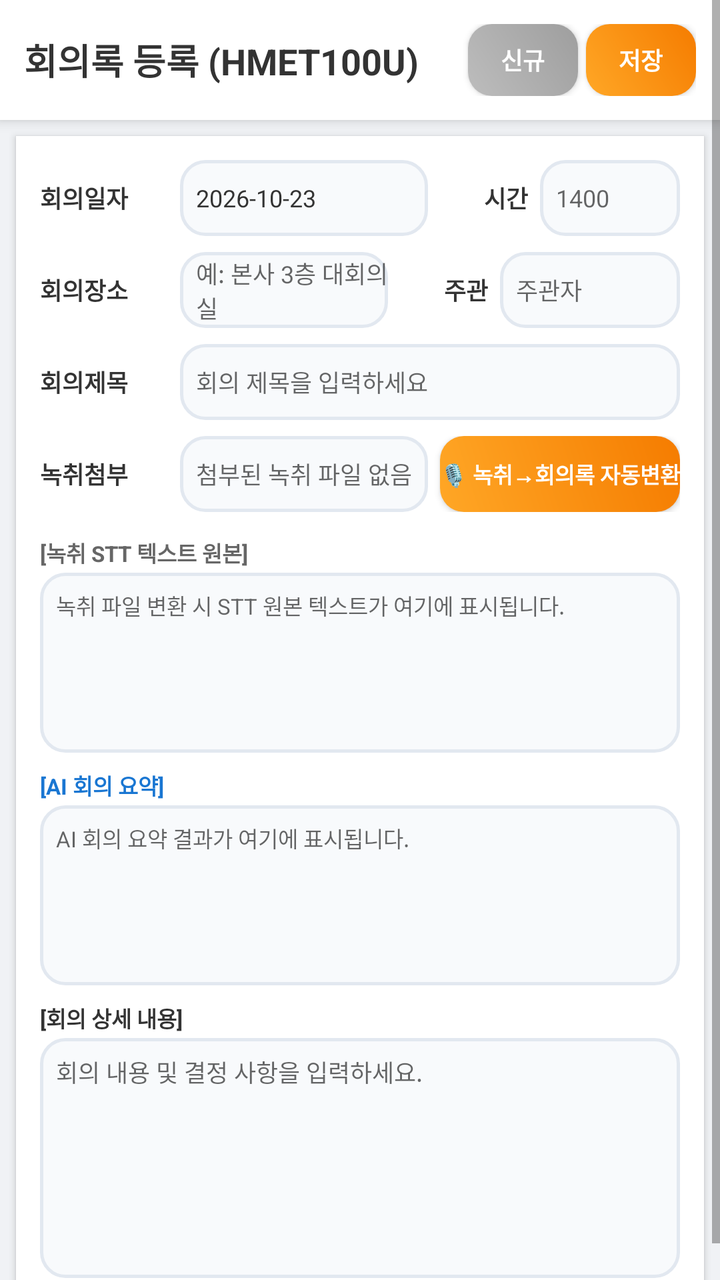
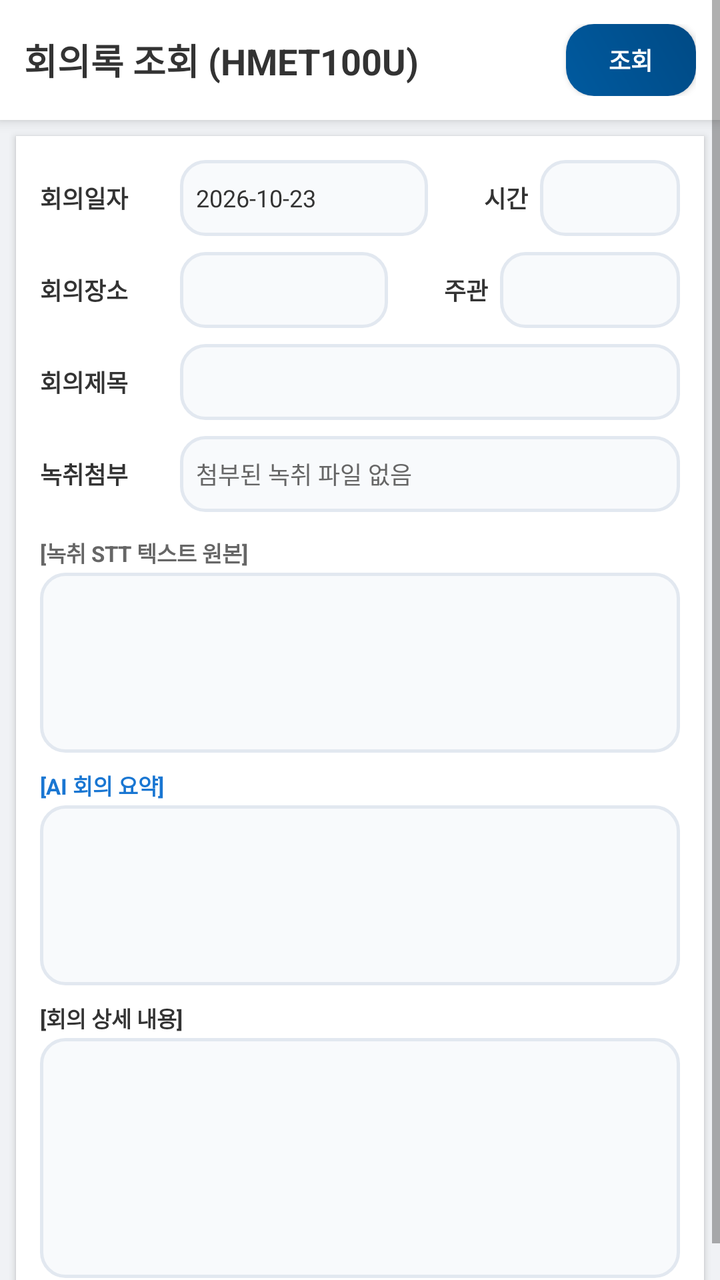

The first picture is an Android layout as it rendered before a commit; the second is the same layout after the commit. The layout source and the unified diff follow.
<!-- AndroidManifest.xml: application theme Theme.SmartERP -->
<!-- res/layout/activity_hmet100u.xml -->
<?xml version="1.0" encoding="utf-8"?>
<ScrollView xmlns:android="http://schemas.android.com/apk/res/android"
    android:layout_width="match_parent"
    android:layout_height="match_parent"
    android:background="#F0F2F5"
    android:fillViewport="true">

    <LinearLayout
        android:layout_width="match_parent"
        android:layout_height="wrap_content"
        android:orientation="vertical"
        android:importantForAutofill="noExcludeDescendants">

        
        <LinearLayout
            android:layout_width="match_parent"
            android:layout_height="wrap_content"
            android:background="#FFFFFF"
            android:padding="12dp"
            android:elevation="4dp"
            android:gravity="center_vertical"
            android:orientation="horizontal">

            <TextView
                android:id="@+id/tvHeaderTitle"
                android:layout_width="0dp"
                android:layout_height="wrap_content"
                android:layout_weight="1"
                android:text="회의록 등록 (HMET100U)"
                android:textSize="18sp"
                android:textStyle="bold"
                android:textColor="#333333"/>

            <androidx.appcompat.widget.AppCompatButton
                android:id="@+id/btnNew"
                android:layout_width="55dp"
                android:layout_height="36dp"
                android:layout_marginEnd="4dp"
                android:background="@drawable/bg_button_gradient_gray"
                android:text="신규"
                android:textColor="#FFFFFF"
                android:textSize="12sp"
                android:textStyle="bold"/>

            <androidx.appcompat.widget.AppCompatButton
                android:id="@+id/btnSave"
                android:layout_width="55dp"
                android:layout_height="36dp"
                android:background="@drawable/bg_button_gradient_orange"
                android:text="저장"
                android:textColor="#FFFFFF"
                android:textSize="12sp"
                android:textStyle="bold"/>
        </LinearLayout>

        
        <LinearLayout
            android:layout_width="match_parent"
            android:layout_height="wrap_content"
            android:orientation="vertical"
            android:padding="12dp"
            android:background="#FFFFFF"
            android:layout_margin="8dp"
            android:elevation="2dp">

            
            <LinearLayout
                android:layout_width="match_parent"
                android:layout_height="wrap_content"
                android:orientation="horizontal"
                android:gravity="center_vertical"
                android:layout_marginBottom="8dp">

                <TextView
                    android:layout_width="70dp"
                    android:layout_height="wrap_content"
                    android:text="회의일자"
                    android:textSize="12sp"
                    android:textColor="#333333"
                    android:textStyle="bold"/>

                <TextView
                    android:id="@+id/tvMeetingDt"
                    android:layout_width="0dp"
                    android:layout_height="38dp"
                    android:layout_weight="1"
                    android:background="@drawable/bg_input_field"
                    android:gravity="center_vertical"
                    android:paddingStart="8dp"
                    android:text="2026-10-23"
                    android:textSize="12sp"
                    android:textColor="#333333"/>

                <TextView
                    android:layout_width="50dp"
                    android:layout_height="wrap_content"
                    android:text=" 시간"
                    android:textSize="12sp"
                    android:textColor="#333333"
                    android:textStyle="bold"
                    android:gravity="end"/>

                <EditText
                    android:id="@+id/etMeetingTime"
                    android:layout_width="70dp"
                    android:layout_height="38dp"
                    android:layout_marginStart="6dp"
                    android:background="@drawable/bg_input_field"
                    android:hint="1400"
                    android:inputType="number"
                    android:paddingStart="8dp"
                    android:textSize="12sp"/>
            </LinearLayout>

            
            <LinearLayout
                android:layout_width="match_parent"
                android:layout_height="wrap_content"
                android:orientation="horizontal"
                android:gravity="center_vertical"
                android:layout_marginBottom="8dp">

                <TextView
                    android:layout_width="70dp"
                    android:layout_height="wrap_content"
                    android:text="회의장소"
                    android:textSize="12sp"
                    android:textColor="#333333"
                    android:textStyle="bold"/>

                <EditText
                    android:id="@+id/etLocation"
                    android:layout_width="0dp"
                    android:layout_height="38dp"
                    android:layout_weight="1"
                    android:background="@drawable/bg_input_field"
                    android:hint="예: 본사 3층 대회의실"
                    android:paddingStart="8dp"
                    android:textSize="12sp"/>

                <TextView
                    android:layout_width="50dp"
                    android:layout_height="wrap_content"
                    android:text=" 주관"
                    android:textSize="12sp"
                    android:textColor="#333333"
                    android:textStyle="bold"
                    android:gravity="end"/>

                <EditText
                    android:id="@+id/etHostNm"
                    android:layout_width="90dp"
                    android:layout_height="38dp"
                    android:layout_marginStart="6dp"
                    android:background="@drawable/bg_input_field"
                    android:hint="주관자"
                    android:paddingStart="8dp"
                    android:textSize="12sp"/>
            </LinearLayout>

            
            <LinearLayout
                android:layout_width="match_parent"
                android:layout_height="wrap_content"
                android:orientation="horizontal"
                android:gravity="center_vertical"
                android:layout_marginBottom="8dp">

                <TextView
                    android:layout_width="70dp"
                    android:layout_height="wrap_content"
                    android:text="회의제목"
                    android:textSize="12sp"
                    android:textColor="#333333"
                    android:textStyle="bold"/>

                <EditText
                    android:id="@+id/etMeetingTit"
                    android:layout_width="0dp"
                    android:layout_height="38dp"
                    android:layout_weight="1"
                    android:background="@drawable/bg_input_field"
                    android:hint="회의 제목을 입력하세요"
                    android:paddingStart="8dp"
                    android:textSize="12sp"/>
            </LinearLayout>

            
            <LinearLayout
                android:layout_width="match_parent"
                android:layout_height="wrap_content"
                android:orientation="horizontal"
                android:gravity="center_vertical"
                android:layout_marginBottom="8dp">

                <TextView
                    android:layout_width="70dp"
                    android:layout_height="wrap_content"
                    android:text="녹취첨부"
                    android:textSize="12sp"
                    android:textColor="#333333"
                    android:textStyle="bold"/>

                <TextView
                    android:id="@+id/tvAudioFile"
                    android:layout_width="0dp"
                    android:layout_height="38dp"
                    android:layout_weight="1"
                    android:background="@drawable/bg_input_field"
                    android:gravity="center_vertical"
                    android:hint="첨부된 녹취 파일 없음"
                    android:paddingStart="8dp"
                    android:textSize="12sp"
                    android:textColor="#666666"/>

                <androidx.appcompat.widget.AppCompatButton
                    android:id="@+id/btnSttSimulate"
                    android:layout_width="wrap_content"
                    android:layout_height="38dp"
                    android:layout_marginStart="6dp"
                    android:background="@drawable/bg_button_gradient_orange"
                    android:text="🎙️ 녹취→회의록 자동변환"
                    android:textColor="#FFFFFF"
                    android:textSize="11sp"
                    android:textStyle="bold"/>
            </LinearLayout>

            
            <TextView
                android:layout_width="wrap_content"
                android:layout_height="wrap_content"
                android:text="[녹취 STT 텍스트 원본]"
                android:textSize="11sp"
                android:textColor="#666666"
                android:textStyle="bold"
                android:layout_marginTop="4dp"
                android:layout_marginBottom="2dp"/>

            <EditText
                android:id="@+id/etSttText"
                android:layout_width="match_parent"
                android:layout_height="90dp"
                android:background="@drawable/bg_input_field"
                android:gravity="top"
                android:hint="녹취 파일 변환 시 STT 원본 텍스트가 여기에 표시됩니다."
                android:padding="8dp"
                android:textSize="11sp"
                android:layout_marginBottom="8dp"/>

            
            <TextView
                android:layout_width="wrap_content"
                android:layout_height="wrap_content"
                android:text="[AI 회의 요약]"
                android:textSize="11sp"
                android:textColor="#1976D2"
                android:textStyle="bold"
                android:layout_marginBottom="2dp"/>

            <EditText
                android:id="@+id/etSummary"
                android:layout_width="match_parent"
                android:layout_height="90dp"
                android:background="@drawable/bg_input_field"
                android:gravity="top"
                android:hint="AI 회의 요약 결과가 여기에 표시됩니다."
                android:padding="8dp"
                android:textSize="11sp"
                android:layout_marginBottom="8dp"/>

            
            <TextView
                android:layout_width="wrap_content"
                android:layout_height="wrap_content"
                android:text="[회의 상세 내용]"
                android:textSize="11sp"
                android:textColor="#333333"
                android:textStyle="bold"
                android:layout_marginBottom="2dp"/>

            <EditText
                android:id="@+id/etContent"
                android:layout_width="match_parent"
                android:layout_height="120dp"
                android:background="@drawable/bg_input_field"
                android:gravity="top"
                android:hint="회의 내용 및 결정 사항을 입력하세요."
                android:padding="8dp"
                android:textSize="12sp"/>
        </LinearLayout>
    </LinearLayout>
</ScrollView>
<!-- resources referenced by this layout -->
<resources>
  <!-- drawable bg_button_gradient_gray (drawable) -->
  <?xml version="1.0" encoding="utf-8"?>
  <shape xmlns:android="http://schemas.android.com/apk/res/android">
      <gradient
          android:startColor="#BDBDBD"
          android:endColor="#9E9E9E"
          android:angle="45"/>
      <corners android:radius="12dp"/>
  </shape>
  <!-- drawable bg_button_gradient_orange (drawable) -->
  <?xml version="1.0" encoding="utf-8"?>
  <shape xmlns:android="http://schemas.android.com/apk/res/android">
      <gradient
          android:startColor="#FFA726"
          android:endColor="#F57C00"
          android:angle="45"/>
      <corners android:radius="12dp"/>
  </shape>
  <!-- drawable bg_input_field (drawable) -->
  <?xml version="1.0" encoding="utf-8"?>
  <shape xmlns:android="http://schemas.android.com/apk/res/android">
      <solid android:color="@color/input_bg"/>
      <corners android:radius="12dp"/>
      <stroke android:width="1.5dp" android:color="@color/input_border"/>
  </shape>
  <style name="Theme.SmartERP" parent="Theme.AppCompat.Light.NoActionBar">
          
          <item name="colorPrimary">@color/smart_blue</item>
          <item name="colorPrimaryDark">@color/smart_blue</item>
          <item name="colorAccent">@color/core_amber</item>
  
          
          <item name="android:windowBackground">@color/login_bg_end</item>
  
          
          <item name="android:forceDarkAllowed" tools:targetApi="q">false</item>
      </style>
  <color name="input_bg">#F8FAFC</color>
  <color name="input_border">#E2E8F0</color>
  <color name="smart_blue">#005a9f</color>
  <color name="core_amber">#ffc107</color>
  <color name="login_bg_end">#f0f4f8</color>
</resources>

<!-- the commit's change to res/layout/activity_hmet100u.xml (unified diff, before → after) -->
@@ -26,28 +26,17 @@
                 android:layout_width="0dp"
                 android:layout_height="wrap_content"
                 android:layout_weight="1"
-                android:text="회의록 등록 (HMET100U)"
+                android:text="회의록 조회 (HMET100U)"
                 android:textSize="18sp"
                 android:textStyle="bold"
                 android:textColor="#333333"/>
 
             <androidx.appcompat.widget.AppCompatButton
-                android:id="@+id/btnNew"
-                android:layout_width="55dp"
+                android:id="@+id/btnSearch"
+                android:layout_width="65dp"
                 android:layout_height="36dp"
-                android:layout_marginEnd="4dp"
-                android:background="@drawable/bg_button_gradient_gray"
-                android:text="신규"
-                android:textColor="#FFFFFF"
-                android:textSize="12sp"
-                android:textStyle="bold"/>
-
-            <androidx.appcompat.widget.AppCompatButton
-                android:id="@+id/btnSave"
-                android:layout_width="55dp"
-                android:layout_height="36dp"
-                android:background="@drawable/bg_button_gradient_orange"
-                android:text="저장"
+                android:background="@drawable/bg_button_gradient"
+                android:text="조회"
                 android:textColor="#FFFFFF"
                 android:textSize="12sp"
                 android:textStyle="bold"/>
@@ -106,8 +95,8 @@
                     android:layout_height="38dp"
                     android:layout_marginStart="6dp"
                     android:background="@drawable/bg_input_field"
-                    android:hint="1400"
-                    android:inputType="number"
+                    android:focusable="false"
+                    android:enabled="false"
                     android:paddingStart="8dp"
                     android:textSize="12sp"/>
             </LinearLayout>
@@ -134,7 +123,8 @@
                     android:layout_height="38dp"
                     android:layout_weight="1"
                     android:background="@drawable/bg_input_field"
-                    android:hint="예: 본사 3층 대회의실"
+                    android:focusable="false"
+                    android:enabled="false"
                     android:paddingStart="8dp"
                     android:textSize="12sp"/>
 
@@ -153,7 +143,8 @@
                     android:layout_height="38dp"
                     android:layout_marginStart="6dp"
                     android:background="@drawable/bg_input_field"
-                    android:hint="주관자"
+                    android:focusable="false"
+                    android:enabled="false"
                     android:paddingStart="8dp"
                     android:textSize="12sp"/>
             </LinearLayout>
@@ -180,7 +171,8 @@
                     android:layout_height="38dp"
                     android:layout_weight="1"
                     android:background="@drawable/bg_input_field"
-                    android:hint="회의 제목을 입력하세요"
+                    android:focusable="false"
+                    android:enabled="false"
                     android:paddingStart="8dp"
                     android:textSize="12sp"/>
             </LinearLayout>
@@ -208,21 +200,10 @@
                     android:layout_weight="1"
                     android:background="@drawable/bg_input_field"
                     android:gravity="center_vertical"
-                    android:hint="첨부된 녹취 파일 없음"
+                    android:text="첨부된 녹취 파일 없음"
                     android:paddingStart="8dp"
                     android:textSize="12sp"
                     android:textColor="#666666"/>
-
-                <androidx.appcompat.widget.AppCompatButton
-                    android:id="@+id/btnSttSimulate"
-                    android:layout_width="wrap_content"
-                    android:layout_height="38dp"
-                    android:layout_marginStart="6dp"
-                    android:background="@drawable/bg_button_gradient_orange"
-                    android:text="🎙️ 녹취→회의록 자동변환"
-                    android:textColor="#FFFFFF"
-                    android:textSize="11sp"
-                    android:textStyle="bold"/>
             </LinearLayout>
 
             
@@ -242,7 +223,8 @@
                 android:layout_height="90dp"
                 android:background="@drawable/bg_input_field"
                 android:gravity="top"
-                android:hint="녹취 파일 변환 시 STT 원본 텍스트가 여기에 표시됩니다."
+                android:focusable="false"
+                android:enabled="false"
                 android:padding="8dp"
                 android:textSize="11sp"
                 android:layout_marginBottom="8dp"/>
@@ -263,7 +245,8 @@
                 android:layout_height="90dp"
                 android:background="@drawable/bg_input_field"
                 android:gravity="top"
-                android:hint="AI 회의 요약 결과가 여기에 표시됩니다."
+                android:focusable="false"
+                android:enabled="false"
                 android:padding="8dp"
                 android:textSize="11sp"
                 android:layout_marginBottom="8dp"/>
@@ -284,7 +267,8 @@
                 android:layout_height="120dp"
                 android:background="@drawable/bg_input_field"
                 android:gravity="top"
-                android:hint="회의 내용 및 결정 사항을 입력하세요."
+                android:focusable="false"
+                android:enabled="false"
                 android:padding="8dp"
                 android:textSize="12sp"/>
         </LinearLayout>
<!-- resource entries referenced after the edit -->
@@ -1,22 +1,13 @@
 <!-- resources referenced by this layout -->
 <resources>
-  <!-- drawable bg_button_gradient_gray (drawable) -->
+  <!-- drawable bg_button_gradient (drawable) -->
   <?xml version="1.0" encoding="utf-8"?>
   <shape xmlns:android="http://schemas.android.com/apk/res/android">
       <gradient
-          android:startColor="#BDBDBD"
-          android:endColor="#9E9E9E"
+          android:startColor="#005a9f"
+          android:endColor="#004a85"
           android:angle="45"/>
-      <corners android:radius="12dp"/>
-  </shape>
-  <!-- drawable bg_button_gradient_orange (drawable) -->
-  <?xml version="1.0" encoding="utf-8"?>
-  <shape xmlns:android="http://schemas.android.com/apk/res/android">
-      <gradient
-          android:startColor="#FFA726"
-          android:endColor="#F57C00"
-          android:angle="45"/>
-      <corners android:radius="12dp"/>
+      <corners android:radius="14dp"/>
   </shape>
   <!-- drawable bg_input_field (drawable) -->
   <?xml version="1.0" encoding="utf-8"?>
